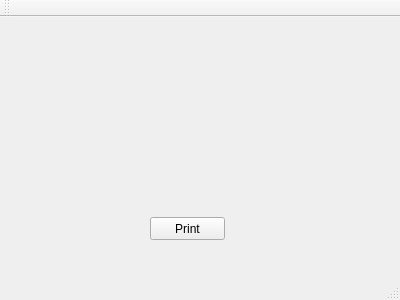
Before: the Qt Designer form mainwindow.ui in eloranta/print-qsl, drawn with Qt 5.
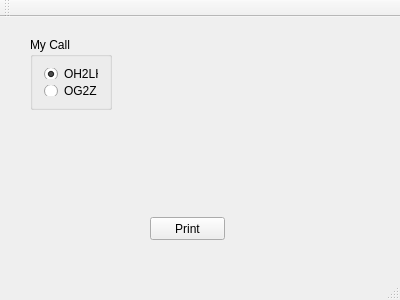
After: the same form once the commit is applied.

Commit message: feature/call selection

Diff of the .ui file:
```diff
--- a/mainwindow.ui
+++ b/mainwindow.ui
@@ -27,6 +27,38 @@
      <string>Print</string>
     </property>
    </widget>
+   <widget class="QGroupBox" name="groupBox">
+    <property name="geometry">
+     <rect>
+      <x>30</x>
+      <y>20</y>
+      <width>82</width>
+      <height>73</height>
+     </rect>
+    </property>
+    <property name="title">
+     <string>My Call</string>
+    </property>
+    <layout class="QVBoxLayout" name="verticalLayout">
+     <item>
+      <widget class="QRadioButton" name="radioButton">
+       <property name="text">
+        <string>OH2LHE</string>
+       </property>
+       <property name="checked">
+        <bool>true</bool>
+       </property>
+      </widget>
+     </item>
+     <item>
+      <widget class="QRadioButton" name="radioButton_2">
+       <property name="text">
+        <string>OG2Z</string>
+       </property>
+      </widget>
+     </item>
+    </layout>
+   </widget>
   </widget>
   <widget class="QMenuBar" name="menuBar">
    <property name="geometry">
```
The commit also changes 1 other file.
